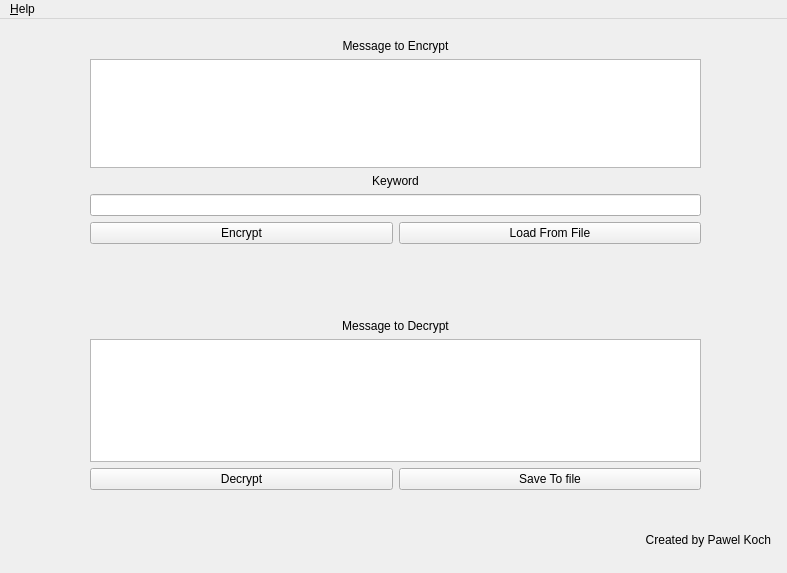
Old version of the form lab1-ubich/mainwindow.ui in the repository Sodment/BasicCryptography.
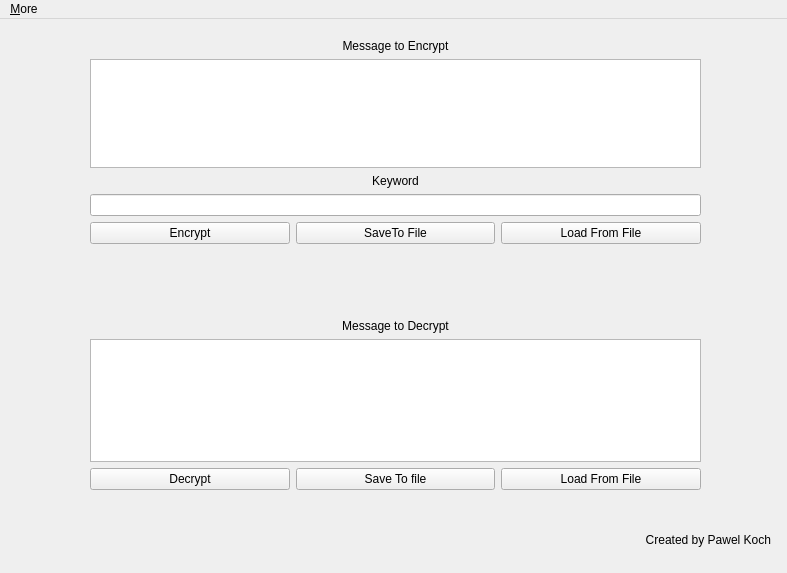
New version of the form.

What changed in the file:
```diff
--- a/lab1-ubich/mainwindow.ui
+++ b/lab1-ubich/mainwindow.ui
@@ -51,12 +51,19 @@
         </widget>
        </item>
        <item>
-        <widget class="QPushButton" name="decrypt_load_button">
+        <widget class="QPushButton" name="decrypt_save_button">
          <property name="text">
           <string>Save To file</string>
          </property>
         </widget>
        </item>
+       <item>
+        <widget class="QPushButton" name="decrypt_load_button">
+         <property name="text">
+          <string>Load From File</string>
+         </property>
+        </widget>
+       </item>
       </layout>
      </item>
     </layout>
@@ -126,6 +133,13 @@
          </property>
         </widget>
        </item>
+       <item>
+        <widget class="QPushButton" name="encrypt_save_button">
+         <property name="text">
+          <string>SaveTo File</string>
+         </property>
+        </widget>
+       </item>
        <item>
         <widget class="QPushButton" name="encrypt_load_button">
          <property name="text">
@@ -147,12 +161,12 @@
      <height>21</height>
     </rect>
    </property>
-   <widget class="QMenu" name="menu_Help">
+   <widget class="QMenu" name="menu_more">
     <property name="title">
-     <string>&amp;Help</string>
+     <string>&amp;More</string>
     </property>
    </widget>
-   <addaction name="menu_Help"/>
+   <addaction name="menu_more"/>
   </widget>
   <action name="actionHelp">
    <property name="text">
```
Left out of the diff: 36 changed lines with no effect on the pictures.
